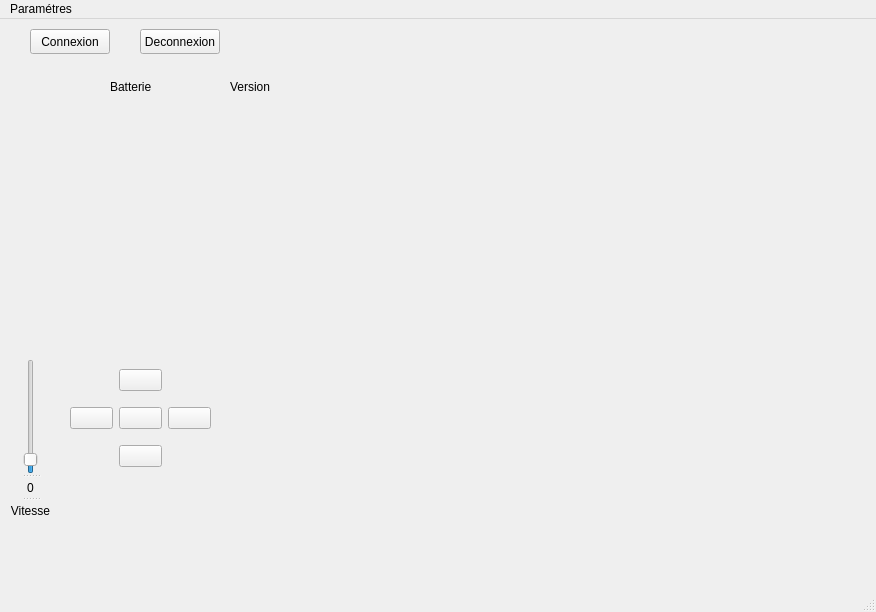
First picture: the form in Code QT/RobotProjet/mainwindow.ui, repository Nahoer/Wifi-bot, before the edit.
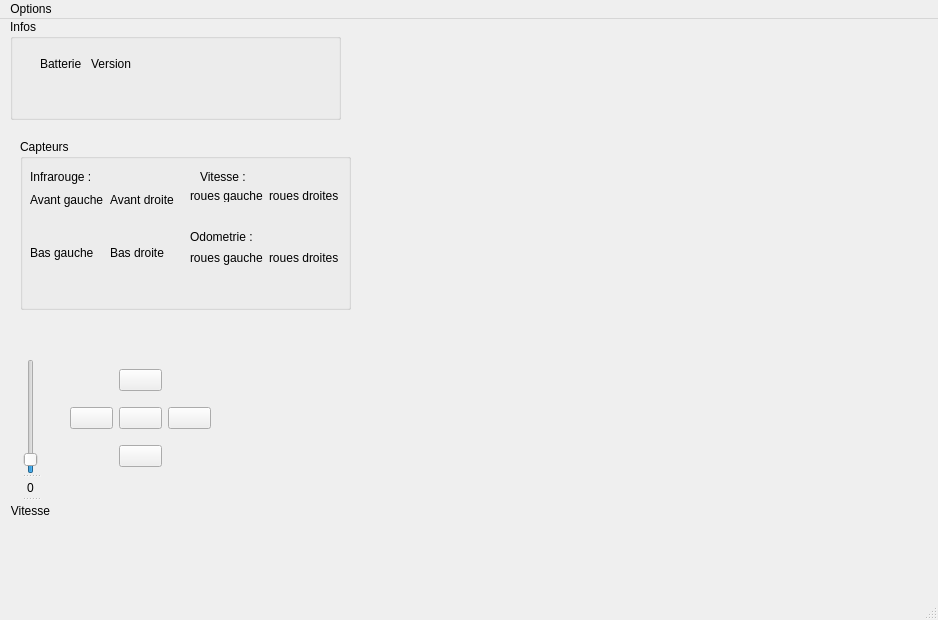
Second picture: the form after the edit. Custom widgets are drawn as their Qt base class.

Diff of the .ui file:
```diff
--- a/Code QT/RobotProjet/mainwindow.ui
+++ b/Code QT/RobotProjet/mainwindow.ui
@@ -6,109 +6,15 @@
    <rect>
     <x>0</x>
     <y>0</y>
-    <width>876</width>
-    <height>612</height>
+    <width>938</width>
+    <height>620</height>
    </rect>
   </property>
   <property name="windowTitle">
    <string>MainWindow</string>
   </property>
   <widget class="QWidget" name="centralwidget">
-   <widget class="QPushButton" name="pushButton">
-    <property name="geometry">
-     <rect>
-      <x>30</x>
-      <y>10</y>
-      <width>80</width>
-      <height>25</height>
-     </rect>
-    </property>
-    <property name="text">
-     <string>Connexion</string>
-    </property>
-   </widget>
-   <widget class="FormCamView" name="widgetCamStream" native="true">
-    <property name="geometry">
-     <rect>
-      <x>350</x>
-      <y>0</y>
-      <width>500</width>
-      <height>380</height>
-     </rect>
-    </property>
-   </widget>
-   <widget class="QPushButton" name="pushButtonDeconnect">
-    <property name="geometry">
-     <rect>
-      <x>140</x>
-      <y>10</y>
-      <width>80</width>
-      <height>25</height>
-     </rect>
-    </property>
-    <property name="text">
-     <string>Deconnexion</string>
-    </property>
-   </widget>
-   <widget class="QLabel" name="label_2">
-    <property name="geometry">
-     <rect>
-      <x>110</x>
-      <y>60</y>
-      <width>61</width>
-      <height>16</height>
-     </rect>
-    </property>
-    <property name="text">
-     <string>Batterie</string>
-    </property>
-   </widget>
-   <widget class="QLabel" name="label_3">
-    <property name="geometry">
-     <rect>
-      <x>230</x>
-      <y>60</y>
-      <width>55</width>
-      <height>16</height>
-     </rect>
-    </property>
-    <property name="text">
-     <string>Version</string>
-    </property>
-   </widget>
-   <widget class="QLabel" name="label_BatterieValue">
-    <property name="geometry">
-     <rect>
-      <x>30</x>
-      <y>80</y>
-      <width>201</width>
-      <height>20</height>
-     </rect>
-    </property>
-    <property name="text">
-     <string/>
-    </property>
-    <property name="textFormat">
-     <enum>Qt::AutoText</enum>
-    </property>
-    <property name="alignment">
-     <set>Qt::AlignCenter</set>
-    </property>
-   </widget>
-   <widget class="QLabel" name="label_Version">
-    <property name="geometry">
-     <rect>
-      <x>230</x>
-      <y>90</y>
-      <width>55</width>
-      <height>16</height>
-     </rect>
-    </property>
-    <property name="text">
-     <string/>
-    </property>
-   </widget>
-   <widget class="QWidget" name="">
+   <widget class="QWidget" name="layoutWidget">
     <property name="geometry">
      <rect>
       <x>70</x>
@@ -198,19 +104,291 @@
      </property>
     </widget>
    </widget>
+   <widget class="QGroupBox" name="groupBox">
+    <property name="geometry">
+     <rect>
+      <x>20</x>
+      <y>120</y>
+      <width>331</width>
+      <height>171</height>
+     </rect>
+    </property>
+    <property name="title">
+     <string>Capteurs</string>
+    </property>
+    <widget class="QLabel" name="label_4">
+     <property name="geometry">
+      <rect>
+       <x>10</x>
+       <y>30</y>
+       <width>71</width>
+       <height>16</height>
+      </rect>
+     </property>
+     <property name="text">
+      <string>Infrarouge :</string>
+     </property>
+    </widget>
+    <widget class="QLabel" name="label_9">
+     <property name="geometry">
+      <rect>
+       <x>180</x>
+       <y>30</y>
+       <width>71</width>
+       <height>16</height>
+      </rect>
+     </property>
+     <property name="text">
+      <string>Vitesse :</string>
+     </property>
+    </widget>
+    <widget class="QLabel" name="label_10">
+     <property name="geometry">
+      <rect>
+       <x>170</x>
+       <y>90</y>
+       <width>71</width>
+       <height>16</height>
+      </rect>
+     </property>
+     <property name="text">
+      <string>Odometrie :</string>
+     </property>
+    </widget>
+    <widget class="QWidget" name="">
+     <property name="geometry">
+      <rect>
+       <x>10</x>
+       <y>50</y>
+       <width>151</width>
+       <height>101</height>
+      </rect>
+     </property>
+     <layout class="QGridLayout" name="gridLayout_3">
+      <item row="1" column="1">
+       <widget class="QLabel" name="label_CaptInfra_AD">
+        <property name="text">
+         <string/>
+        </property>
+       </widget>
+      </item>
+      <item row="3" column="1">
+       <widget class="QLabel" name="label_CaptInfra_BD">
+        <property name="text">
+         <string/>
+        </property>
+       </widget>
+      </item>
+      <item row="0" column="0">
+       <widget class="QLabel" name="label_6">
+        <property name="text">
+         <string>Avant gauche</string>
+        </property>
+       </widget>
+      </item>
+      <item row="0" column="1">
+       <widget class="QLabel" name="label_5">
+        <property name="text">
+         <string>Avant droite</string>
+        </property>
+       </widget>
+      </item>
+      <item row="2" column="1">
+       <widget class="QLabel" name="label_8">
+        <property name="text">
+         <string>Bas droite</string>
+        </property>
+       </widget>
+      </item>
+      <item row="3" column="0">
+       <widget class="QLabel" name="label_CaptInfra_BG">
+        <property name="text">
+         <string/>
+        </property>
+       </widget>
+      </item>
+      <item row="2" column="0">
+       <widget class="QLabel" name="label_7">
+        <property name="text">
+         <string>Bas gauche</string>
+        </property>
+       </widget>
+      </item>
+      <item row="1" column="0">
+       <widget class="QLabel" name="label_CaptInfra_AG">
+        <property name="text">
+         <string/>
+        </property>
+       </widget>
+      </item>
+     </layout>
+    </widget>
+    <widget class="QWidget" name="">
+     <property name="geometry">
+      <rect>
+       <x>170</x>
+       <y>110</y>
+       <width>151</width>
+       <height>41</height>
+      </rect>
+     </property>
+     <layout class="QGridLayout" name="gridLayout_4">
+      <item row="0" column="0">
+       <widget class="QLabel" name="label_13">
+        <property name="text">
+         <string>roues gauches :</string>
+        </property>
+       </widget>
+      </item>
+      <item row="0" column="1">
+       <widget class="QLabel" name="label_14">
+        <property name="text">
+         <string>roues droites :</string>
+        </property>
+       </widget>
+      </item>
+      <item row="1" column="0">
+       <widget class="QLabel" name="label_odometrieG">
+        <property name="text">
+         <string/>
+        </property>
+       </widget>
+      </item>
+      <item row="1" column="1">
+       <widget class="QLabel" name="label_odometrieD">
+        <property name="text">
+         <string/>
+        </property>
+       </widget>
+      </item>
+     </layout>
+    </widget>
+    <widget class="QWidget" name="">
+     <property name="geometry">
+      <rect>
+       <x>170</x>
+       <y>50</y>
+       <width>151</width>
+       <height>31</height>
+      </rect>
+     </property>
+     <layout class="QGridLayout" name="gridLayout_5">
+      <item row="0" column="0">
+       <widget class="QLabel" name="label_11">
+        <property name="text">
+         <string>roues gauches :</string>
+        </property>
+       </widget>
+      </item>
+      <item row="0" column="1">
+       <widget class="QLabel" name="label_12">
+        <property name="text">
+         <string>roues droites :</string>
+        </property>
+       </widget>
+      </item>
+      <item row="1" column="0">
+       <widget class="QLabel" name="label_vitesseG">
+        <property name="text">
+         <string/>
+        </property>
+       </widget>
+      </item>
+      <item row="1" column="1">
+       <widget class="QLabel" name="label_vitesseD">
+        <property name="text">
+         <string/>
+        </property>
+       </widget>
+      </item>
+     </layout>
+    </widget>
+   </widget>
+   <widget class="QGroupBox" name="groupBox_2">
+    <property name="geometry">
+     <rect>
+      <x>10</x>
+      <y>0</y>
+      <width>331</width>
+      <height>101</height>
+     </rect>
+    </property>
+    <property name="title">
+     <string>Infos</string>
+    </property>
+    <widget class="QWidget" name="layoutWidget">
+     <property name="geometry">
+      <rect>
+       <x>30</x>
+       <y>30</y>
+       <width>96</width>
+       <height>64</height>
+      </rect>
+     </property>
+     <layout class="QGridLayout" name="gridLayout_2">
+      <item row="1" column="0">
+       <widget class="QLabel" name="label_BatterieValue">
+        <property name="text">
+         <string/>
+        </property>
+        <property name="textFormat">
+         <enum>Qt::AutoText</enum>
+        </property>
+        <property name="alignment">
+         <set>Qt::AlignCenter</set>
+        </property>
+       </widget>
+      </item>
+      <item row="1" column="1">
+       <widget class="QLabel" name="label_Version">
+        <property name="text">
+         <string/>
+        </property>
+        <property name="alignment">
+         <set>Qt::AlignCenter</set>
+        </property>
+       </widget>
+      </item>
+      <item row="0" column="0">
+       <widget class="QLabel" name="label_2">
+        <property name="text">
+         <string>Batterie</string>
+        </property>
+       </widget>
+      </item>
+      <item row="0" column="1">
+       <widget class="QLabel" name="label_3">
+        <property name="text">
+         <string>Version</string>
+        </property>
+       </widget>
+      </item>
+     </layout>
+    </widget>
+   </widget>
+   <widget class="FormCamView" name="widget_CamStream" native="true">
+    <property name="geometry">
+     <rect>
+      <x>360</x>
+      <y>10</y>
+      <width>561</width>
+      <height>551</height>
+     </rect>
+    </property>
+   </widget>
   </widget>
   <widget class="QMenuBar" name="menubar">
    <property name="geometry">
     <rect>
      <x>0</x>
      <y>0</y>
-     <width>876</width>
-     <height>25</height>
+     <width>938</width>
+     <height>17</height>
     </rect>
    </property>
    <widget class="QMenu" name="menuParam_tres">
     <property name="title">
-     <string>Paramétres</string>
+     <string>Options</string>
     </property>
     <addaction name="actionConnexion"/>
    </widget>
```
Left out of the diff: 6 changed lines with no effect on the pictures.
